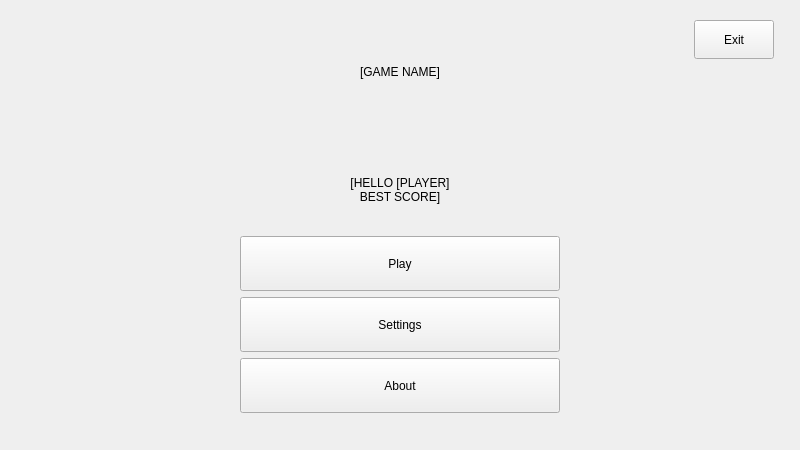
Old version of the form src/menu/mainwindow.ui in the repository VKuzia/cat-circus.
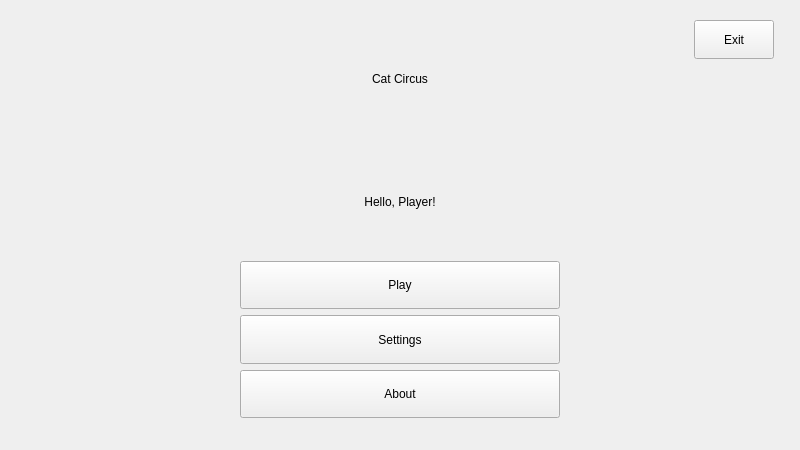
New version of the form. The open tabs and pages were chosen to show the change. Icons and pictures are not drawn. Custom widgets are drawn as their Qt base class.

Commit message: Add simplest style

Diff of the .ui file:
```diff
--- a/src/menu/mainwindow.ui
+++ b/src/menu/mainwindow.ui
@@ -155,7 +155,7 @@
                </spacer>
               </item>
               <item>
-               <layout class="QVBoxLayout" name="mainVLayout" stretch="8,3,12">
+               <layout class="QVBoxLayout" name="mainVLayout" stretch="10,3,1,12">
                 <property name="spacing">
                  <number>20</number>
                 </property>
@@ -171,7 +171,7 @@
                    </sizepolicy>
                   </property>
                   <property name="text">
-                   <string>[GAME NAME]</string>
+                   <string>Cat Circus</string>
                   </property>
                   <property name="alignment">
                    <set>Qt::AlignCenter</set>
@@ -187,14 +187,26 @@
                    </sizepolicy>
                   </property>
                   <property name="text">
-                   <string>[HELLO [PLAYER]
-BEST SCORE]</string>
+                   <string>Hello, Player!</string>
                   </property>
                   <property name="alignment">
                    <set>Qt::AlignCenter</set>
                   </property>
                  </widget>
                 </item>
+                <item>
+                 <spacer name="verticalSpacer_2">
+                  <property name="orientation">
+                   <enum>Qt::Vertical</enum>
+                  </property>
+                  <property name="sizeHint" stdset="0">
+                   <size>
+                    <width>20</width>
+                    <height>40</height>
+                   </size>
+                  </property>
+                 </spacer>
+                </item>
                 <item>
                  <layout class="QVBoxLayout" name="button_layout_" stretch="3,3,3,2">
                   <property name="sizeConstraint">
```
The commit also changes 1 other file.
